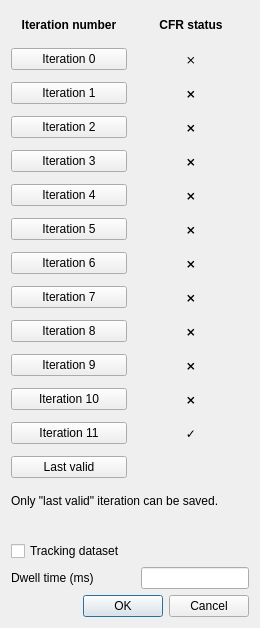
This is pyminflux/ui/importer.ui in bsse-scf/pyMINFLUX as Qt 5 draws it before an edit. The edited form follows.
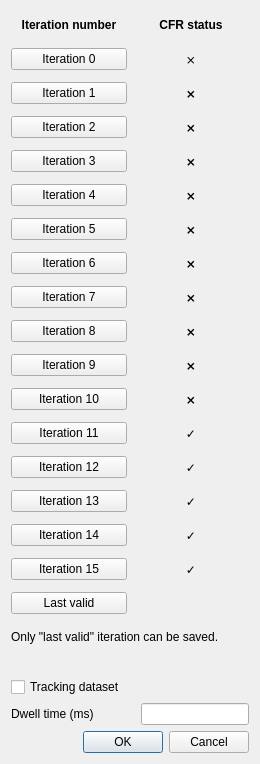
This is the edited form.

Commit message: Support higher number of possible iterations in the importer.

The edit to the form file:
```diff
--- a/pyminflux/ui/importer.ui
+++ b/pyminflux/ui/importer.ui
@@ -10,7 +10,7 @@
     <x>0</x>
     <y>0</y>
     <width>260</width>
-    <height>628</height>
+    <height>764</height>
    </rect>
   </property>
   <property name="sizePolicy">
@@ -483,6 +483,146 @@
        </item>
       </layout>
      </item>
+     <item>
+      <layout class="QHBoxLayout" name="iteration_12_layout">
+       <item>
+        <widget class="QPushButton" name="pbIter_12">
+         <property name="enabled">
+          <bool>true</bool>
+         </property>
+         <property name="text">
+          <string>Iteration 12</string>
+         </property>
+         <property name="checkable">
+          <bool>false</bool>
+         </property>
+        </widget>
+       </item>
+       <item>
+        <widget class="QLabel" name="lbIter_12">
+         <property name="enabled">
+          <bool>true</bool>
+         </property>
+         <property name="font">
+          <font>
+           <bold>true</bold>
+          </font>
+         </property>
+         <property name="text">
+          <string>✓</string>
+         </property>
+         <property name="alignment">
+          <set>Qt::AlignCenter</set>
+         </property>
+        </widget>
+       </item>
+      </layout>
+     </item>
+     <item>
+      <layout class="QHBoxLayout" name="iteration_13_layout">
+       <item>
+        <widget class="QPushButton" name="pbIter_13">
+         <property name="enabled">
+          <bool>true</bool>
+         </property>
+         <property name="text">
+          <string>Iteration 13</string>
+         </property>
+         <property name="checkable">
+          <bool>false</bool>
+         </property>
+        </widget>
+       </item>
+       <item>
+        <widget class="QLabel" name="lbIter_13">
+         <property name="enabled">
+          <bool>true</bool>
+         </property>
+         <property name="font">
+          <font>
+           <bold>true</bold>
+          </font>
+         </property>
+         <property name="text">
+          <string>✓</string>
+         </property>
+         <property name="alignment">
+          <set>Qt::AlignCenter</set>
+         </property>
+        </widget>
+       </item>
+      </layout>
+     </item>
+     <item>
+      <layout class="QHBoxLayout" name="iteration_14_layout">
+       <item>
+        <widget class="QPushButton" name="pbIter_14">
+         <property name="enabled">
+          <bool>true</bool>
+         </property>
+         <property name="text">
+          <string>Iteration 14</string>
+         </property>
+         <property name="checkable">
+          <bool>false</bool>
+         </property>
+        </widget>
+       </item>
+       <item>
+        <widget class="QLabel" name="lbIter_14">
+         <property name="enabled">
+          <bool>true</bool>
+         </property>
+         <property name="font">
+          <font>
+           <bold>true</bold>
+          </font>
+         </property>
+         <property name="text">
+          <string>✓</string>
+         </property>
+         <property name="alignment">
+          <set>Qt::AlignCenter</set>
+         </property>
+        </widget>
+       </item>
+      </layout>
+     </item>
+     <item>
+      <layout class="QHBoxLayout" name="iteration_15_layout">
+       <item>
+        <widget class="QPushButton" name="pbIter_15">
+         <property name="enabled">
+          <bool>true</bool>
+         </property>
+         <property name="text">
+          <string>Iteration 15</string>
+         </property>
+         <property name="checkable">
+          <bool>false</bool>
+         </property>
+        </widget>
+       </item>
+       <item>
+        <widget class="QLabel" name="lbIter_15">
+         <property name="enabled">
+          <bool>true</bool>
+         </property>
+         <property name="font">
+          <font>
+           <bold>true</bold>
+          </font>
+         </property>
+         <property name="text">
+          <string>✓</string>
+         </property>
+         <property name="alignment">
+          <set>Qt::AlignCenter</set>
+         </property>
+        </widget>
+       </item>
+      </layout>
+     </item>
      <item>
       <layout class="QHBoxLayout" name="last_valid_layout">
        <item>
```
The commit also changes 2 other files.
